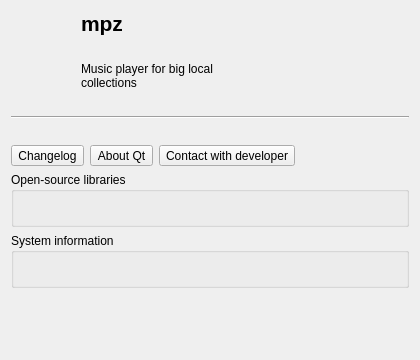
Before: the Qt Designer form app/about_ui/aboutdialog.ui in olegantonyan/mpz, drawn with Qt 5.
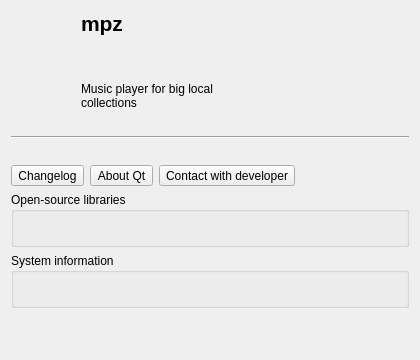
After: the same form once the commit is applied. Icons and pictures are not drawn.

Patch:
```diff
--- a/app/about_ui/aboutdialog.ui
+++ b/app/about_ui/aboutdialog.ui
@@ -63,6 +63,19 @@
          </property>
         </widget>
        </item>
+       <item>
+        <widget class="QLabel" name="updateLabel">
+         <property name="visible">
+          <bool>false</bool>
+         </property>
+         <property name="text">
+          <string/>
+         </property>
+         <property name="wordWrap">
+          <bool>true</bool>
+         </property>
+        </widget>
+       </item>
        <item>
         <widget class="QLabel" name="taglineLabel">
          <property name="text">
```
